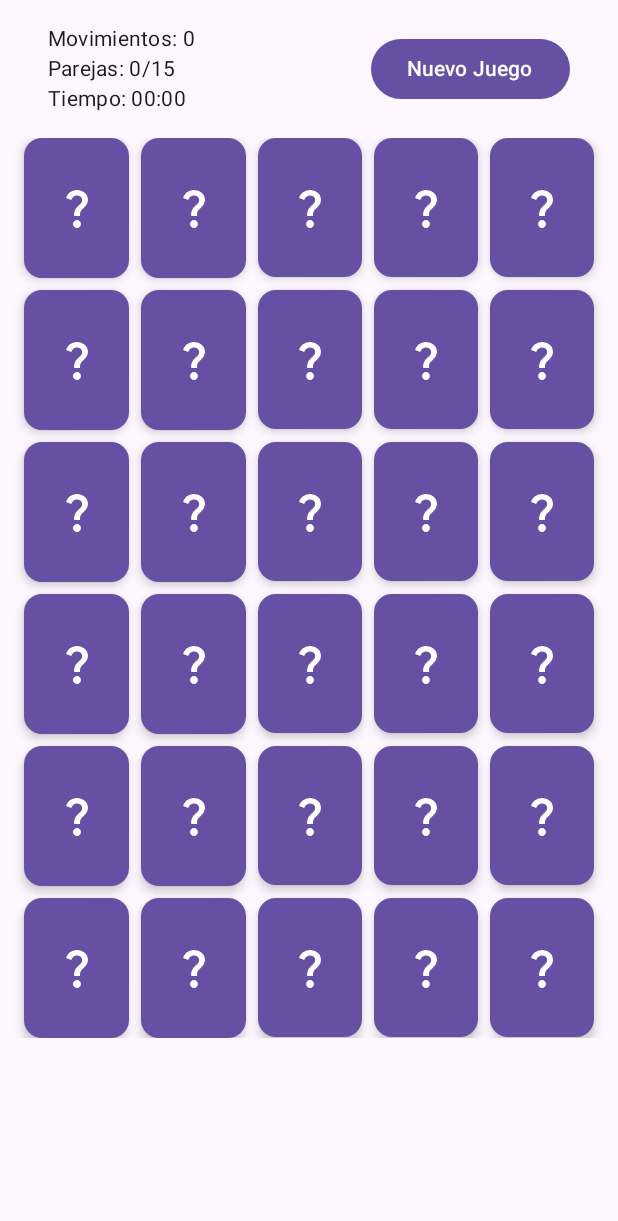
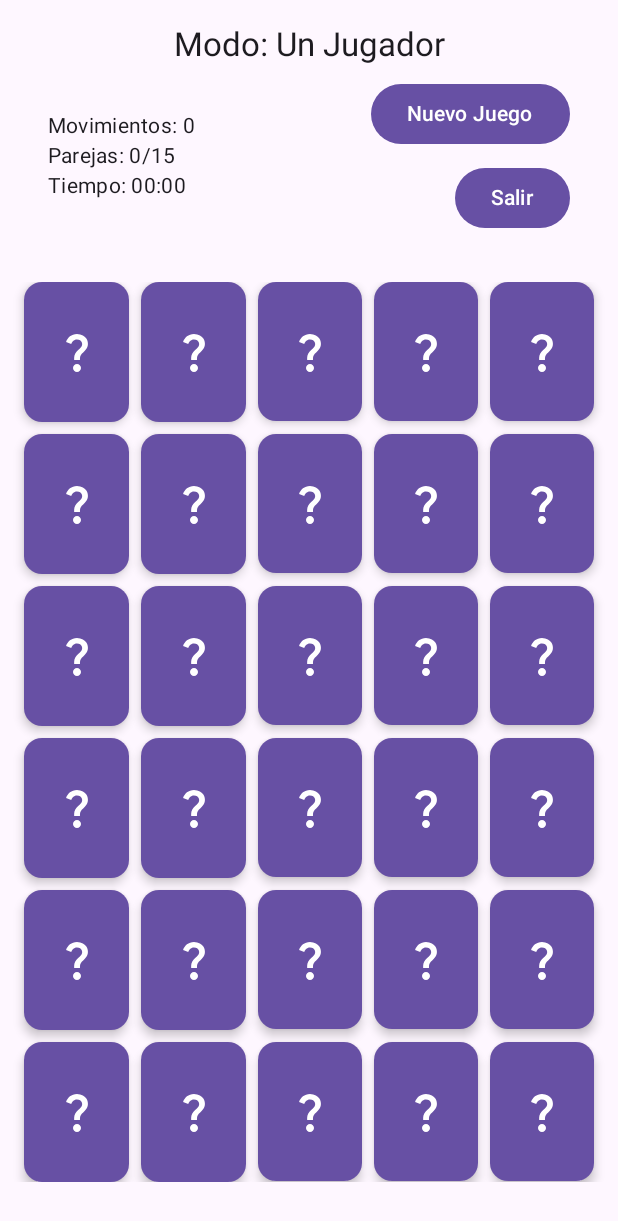
Before and after one commit to KevinDz11/JuegoMemorama, an Android app built with Jetpack Compose: the screen it shows after launch (MainActivity), after a tap on "Nuevo Juego", on a phone screen of 412 x 824 dp. Shown: the top 1221 px of the screen. Run offline under Robolectric (Android 15) with nearby library versions, the phone set to English and light mode, and no system bars; our stand-ins replace Dagger/Hilt's generated code; 1 other tap on this screen came first.

Commit message:
Modo un jugador terminado, falta bluetooth e historial

```diff
--- a/app/src/main/java/com/example/juegoks_memorama/model/GameModels.kt
+++ b/app/src/main/java/com/example/juegoks_memorama/model/GameModels.kt
@@ -9,6 +9,11 @@ data class Card(
     var isFaceUp: Boolean = false,
     var isMatched: Boolean = false
 )
+
+enum class GameMode {
+    SINGLE_PLAYER,
+    BLUETOOTH
+}
 @Serializable
 data class GameState(
     val cards: List<Card> = emptyList(),
--- a/app/src/main/java/com/example/juegoks_memorama/ui/MainActivity.kt
+++ b/app/src/main/java/com/example/juegoks_memorama/ui/MainActivity.kt
@@ -6,8 +6,14 @@ import androidx.activity.compose.setContent
 import androidx.compose.foundation.layout.fillMaxSize
 import androidx.compose.material3.MaterialTheme
 import androidx.compose.material3.Surface
+import androidx.compose.runtime.getValue // Importar para el delegado 'by'
+import androidx.compose.runtime.mutableStateOf // Importar para mutableStateOf
+import androidx.compose.runtime.remember // Importar para remember
+import androidx.compose.runtime.setValue // Importar para el delegado 'by'
 import androidx.compose.ui.Modifier
+import com.example.juegoks_memorama.model.GameMode // Importar nuevo enum
 import com.example.juegoks_memorama.ui.screens.MemoryGameScreen
+import com.example.juegoks_memorama.ui.screens.ModeSelectionScreen // Importar nueva pantalla
 import com.example.juegoks_memorama.ui.theme.MemoryGameTheme//import com.example.memorygame.ui.theme.MemoryGameTheme
 import dagger.hilt.android.AndroidEntryPoint
 
@@ -16,12 +22,35 @@ class MainActivity : ComponentActivity() {
     override fun onCreate(savedInstanceState: Bundle?) {
         super.onCreate(savedInstanceState)
         setContent {
+            // --- CAMBIO: Estado para manejar la navegación entre pantallas/modos ---
+            var selectedMode by remember { mutableStateOf<GameMode?>(null) }
+
             MemoryGameTheme {
                 Surface(
                     modifier = Modifier.fillMaxSize(),
                     color = MaterialTheme.colorScheme.background
                 ) {
-                    MemoryGameScreen()
+                    when (selectedMode) {
+                        null -> {
+                            ModeSelectionScreen(
+                                onModeSelected = { mode ->
+                                    selectedMode = mode
+                                }
+                            )
+                        }
+                        GameMode.SINGLE_PLAYER -> {
+                            MemoryGameScreen(
+                                gameMode = GameMode.SINGLE_PLAYER,
+                                onExitGame = { selectedMode = null } // Al salir vuelve a la selección
+                            )
+                        }
+                        GameMode.BLUETOOTH -> {
+                            MemoryGameScreen(
+                                gameMode = GameMode.BLUETOOTH,
+                                onExitGame = { selectedMode = null } // Al salir vuelve a la selección
+                            )
+                        }
+                    }
                 }
             }
         }
--- a/app/src/main/java/com/example/juegoks_memorama/ui/screens/MemoryGameScreen.kt
+++ b/app/src/main/java/com/example/juegoks_memorama/ui/screens/MemoryGameScreen.kt
@@ -45,6 +45,7 @@ import androidx.compose.animation.core.tween
 import androidx.compose.animation.core.animateFloatAsState
 import kotlinx.coroutines.launch
 import androidx.compose.runtime.rememberCoroutineScope
+import com.example.juegoks_memorama.model.GameMode
 
 @Composable
 private fun formatTime(seconds: Long): String {
@@ -54,10 +55,16 @@ private fun formatTime(seconds: Long): String {
 }
 @Composable
 fun MemoryGameScreen(
+    gameMode: GameMode,
+    onExitGame: () -> Unit,
     viewModel: MemoryGameViewModel = hiltViewModel()
 ) {
     // CORRECCIÓN: Cambiar collectAsState() por collectAsStateWithLifecycle()
     val gameState by viewModel.gameState.collectAsStateWithLifecycle()
+
+    LaunchedEffect(gameMode) {
+        viewModel.setGameMode(gameMode)
+    }
 
     Column(
         modifier = Modifier
@@ -65,13 +72,29 @@ fun MemoryGameScreen(
             .padding(16.dp),
         horizontalAlignment = Alignment.CenterHorizontally
     ) {
+        Text(
+            text = if (gameMode == GameMode.SINGLE_PLAYER) "Modo: Un Jugador" else "Modo: Multijugador (Bluetooth)",
+            style = MaterialTheme.typography.titleLarge,
+            modifier = Modifier.padding(bottom = 8.dp)
+        )
+
         GameHeader(
             moves = gameState.moves,
             matchedPairs = gameState.matchedPairs,
             elapsedTime = gameState.elapsedTimeInSeconds,
-            onNewGame = { viewModel.startNewGame() }
+            onNewGame = { viewModel.startNewGame() },
+            onExitGame = onExitGame
         )
 
+        Spacer(modifier = Modifier.height(16.dp))
+
+        if (gameMode == GameMode.BLUETOOTH) {
+            Text(
+                text = "Lógica de conexión Bluetooth en desarrollo...",
+                modifier = Modifier.padding(16.dp),
+                color = MaterialTheme.colorScheme.error
+            )
+        }
         Spacer(modifier = Modifier.height(16.dp))
 
         CardGrid(
@@ -93,7 +116,8 @@ fun GameHeader(
     moves: Int,
     matchedPairs: Int,
     elapsedTime: Long,
-    onNewGame: () -> Unit
+    onNewGame: () -> Unit,
+    onExitGame: () -> Unit
 ) {
     Row(
         modifier = Modifier
@@ -117,8 +141,14 @@ fun GameHeader(
             )
         }
 
-        Button(onClick = onNewGame) {
-            Text("Nuevo Juego")
+        Column(horizontalAlignment = Alignment.End) {
+            Button(onClick = onNewGame) {
+                Text("Nuevo Juego")
+            }
+            Spacer(modifier = Modifier.height(8.dp))
+            Button(onClick = onExitGame) {
+                Text("Salir")
+            }
         }
     }
 }
--- /dev/null
+++ b/app/src/main/java/com/example/juegoks_memorama/ui/screens/ModelSelectionScreen.kt
@@ -0,0 +1,58 @@
+package com.example.juegoks_memorama.ui.screens
+
+import androidx.compose.foundation.layout.Arrangement
+import androidx.compose.foundation.layout.Column
+import androidx.compose.foundation.layout.Spacer
+import androidx.compose.foundation.layout.fillMaxSize
+import androidx.compose.foundation.layout.height
+import androidx.compose.foundation.layout.padding
+import androidx.compose.material3.Button
+import androidx.compose.material3.MaterialTheme
+import androidx.compose.material3.Text
+import androidx.compose.runtime.Composable
+import androidx.compose.ui.Alignment
+import androidx.compose.ui.Modifier
+import androidx.compose.ui.unit.dp
+import androidx.compose.ui.unit.sp
+import com.example.juegoks_memorama.model.GameMode
+
+@Composable
+fun ModeSelectionScreen(
+    onModeSelected: (GameMode) -> Unit
+) {
+    Column(
+        modifier = Modifier
+            .fillMaxSize()
+            .padding(24.dp),
+        horizontalAlignment = Alignment.CenterHorizontally,
+        verticalArrangement = Arrangement.Center
+    ) {
+        Text(
+            text = "Juego de Memorama",
+            style = MaterialTheme.typography.headlineLarge,
+            fontSize = 32.sp
+        )
+        Spacer(modifier = Modifier.height(64.dp))
+        Text(
+            text = "¿Cómo quieres jugar?",
+            style = MaterialTheme.typography.headlineMedium
+        )
+        Spacer(modifier = Modifier.height(32.dp))
+
+        Button(
+            onClick = { onModeSelected(GameMode.SINGLE_PLAYER) },
+            modifier = Modifier.height(50.dp)
+        ) {
+            Text("Un Jugador (Normal)", fontSize = 18.sp)
+        }
+
+        Spacer(modifier = Modifier.height(16.dp))
+
+        Button(
+            onClick = { onModeSelected(GameMode.BLUETOOTH) },
+            modifier = Modifier.height(50.dp)
+        ) {
+            Text("Multijugador (Bluetooth)", fontSize = 18.sp)
+        }
+    }
+}
```
Also changed, not shown: app/src/main/java/com/example/juegoks_memorama/viewmodel/MemoryGameViewModel.kt (+50 -2 lines).
